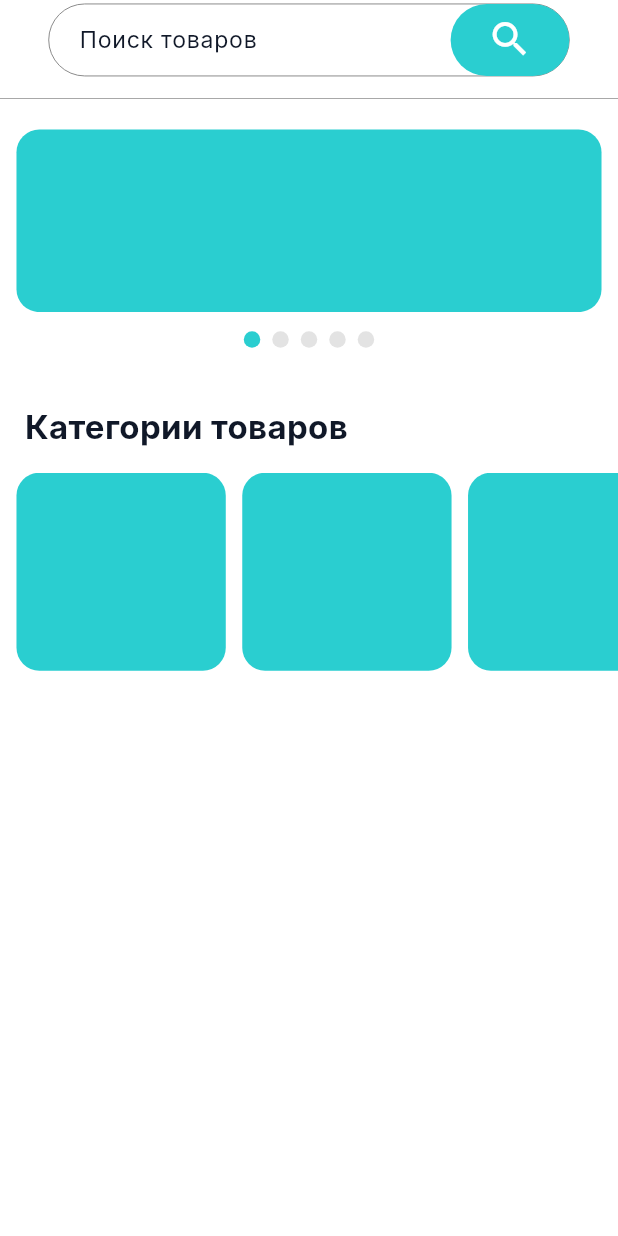
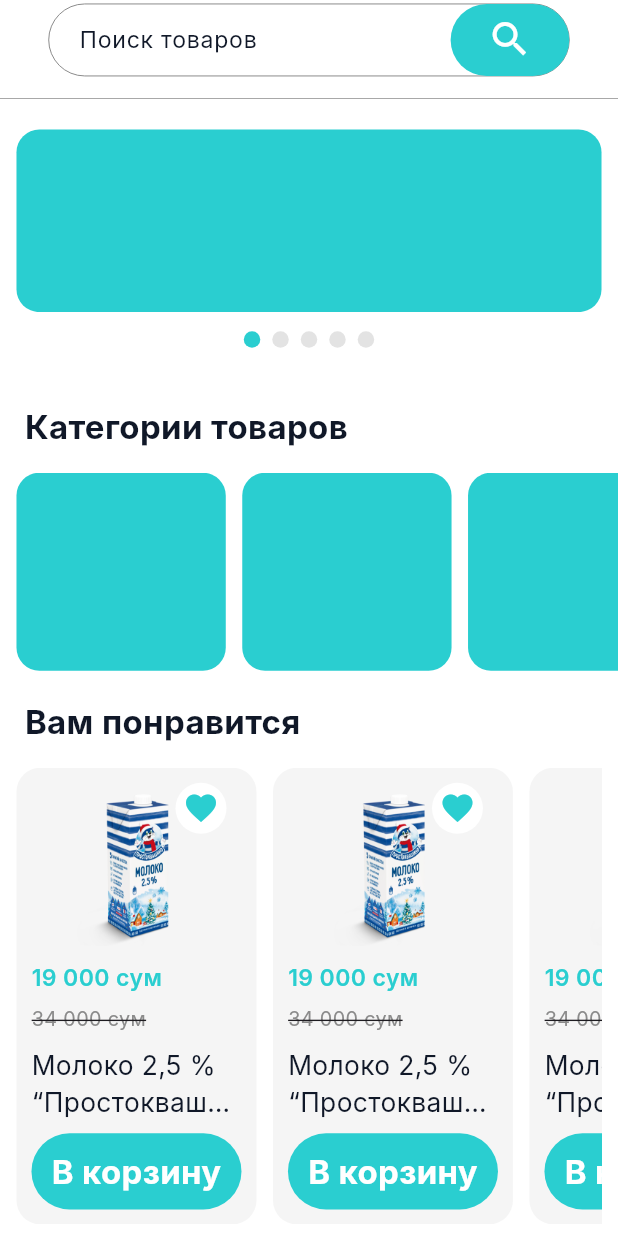
Before and after one commit to Nodirbek05/as-salom, a Flutter app: the MainPage screen opened by its route, on a phone screen of 412 x 824 dp. Run offline on Flutter 3.47's test engine with Material 2 defaults, Android fonts, the phone set to English and light mode, and no system bars; drawn by our look-alikes of smooth_page_indicator; our stand-ins replace flutter_screenutil, mask_text_input_formatter, pinput; Roboto replaces fonts that are missing (Inter).

Commit message:
new product card added

```diff
--- a/lib/views/main_page/pages/main_page.dart
+++ b/lib/views/main_page/pages/main_page.dart
@@ -1,5 +1,6 @@
 import 'package:assalomproject/core/constant/constant_color.dart';
 import 'package:assalomproject/core/constant/text_styles.dart';
+import 'package:assalomproject/widgets/product_card.dart';
 import 'package:flutter/material.dart';
 import 'package:flutter_screenutil/flutter_screenutil.dart';
 import 'package:smooth_page_indicator/smooth_page_indicator.dart';
@@ -71,7 +72,8 @@ class MainPage extends StatelessWidget {
           ),
         ),
       ),
-      body: Column(
+      body: SingleChildScrollView(
+        child: Column(
           crossAxisAlignment: CrossAxisAlignment.start,
           children: [
             Container(
@@ -160,8 +162,43 @@ class MainPage extends StatelessWidget {
                   );
                 },
               ),
-          )
+            ),
+            ScreenUtil().setVerticalSpacing(18.h),
+
+            Padding(
+              padding: EdgeInsets.only(
+                left: 15.w,
+                bottom: 15.h,
+              ),
+              child: Text(
+                "Вам понравится",
+                style: Styles.styles700sp20Black,
+              ),
+            ),
+
+            Padding(
+              padding: EdgeInsets.symmetric(horizontal: 10.w,),
+              child: SizedBox(
+                height: 300.h,
+                child: ListView.builder(
+                  scrollDirection: Axis.horizontal,
+                  itemCount: 5,
+                  itemBuilder: (context, index) {
+                    return Padding(
+                      padding: EdgeInsets.only(
+                        right: 10.w,
+                      ),
+                      child: ProductCardWidget(
+                          index: index, withHeight: true, height: 300.h),
+                    );
+                  },
+                ),
+              ),
+            ),
+
+            ScreenUtil().setVerticalSpacing(100)
           ],
+        ),
       ),
     );
   }
--- a/lib/widgets/product_card.dart
+++ b/lib/widgets/product_card.dart
@@ -5,7 +5,10 @@ import 'package:flutter/material.dart';
 
 class ProductCardWidget extends StatefulWidget {
   final int index;
-  const ProductCardWidget({super.key, required this.index});
+  final bool withHeight;
+  final double? height;
+  const ProductCardWidget(
+      {super.key, required this.index, required this.withHeight, this.height});
 
   @override
   State<ProductCardWidget> createState() => _ProductCardWidgetState();
@@ -18,6 +21,7 @@ class _ProductCardWidgetState extends State<ProductCardWidget> {
       children: [
         Container(
             width: 160,
+            height: widget.withHeight ? widget.height : null,
             decoration: BoxDecoration(
               color: Colors.grey.withOpacity(.1), // color of grid items
 
@@ -30,7 +34,7 @@ class _ProductCardWidgetState extends State<ProductCardWidget> {
                 mainAxisAlignment: MainAxisAlignment.spaceBetween,
                 children: [
                   Container(
-                    decoration: BoxDecoration(
+                    decoration: const BoxDecoration(
                       image: DecorationImage(
                           image: AssetImage("assets/images/product_image.png")),
                       borderRadius: BorderRadius.only(
```
Lines whose indentation alone changed are shown as unchanged.
